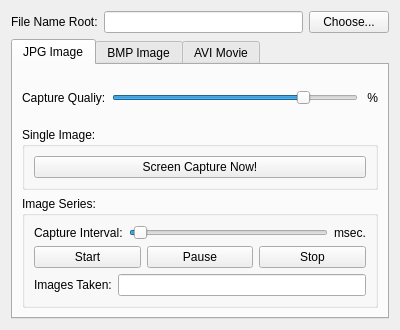
Qt form Plugins/ScreenCapture/ScreenCapture.ui (pengwg/vurtigo) before a commit.
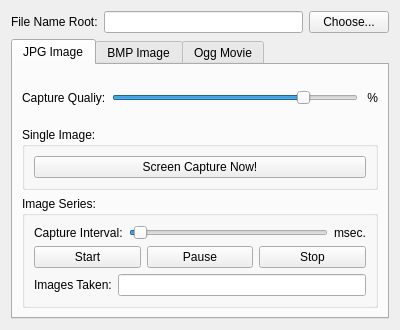
The same form after that commit.

Commit message:
Removed ffmpeg from the code. BugID:644 Analysis:The new video format will be ogg. But this has not yet been implemented.
Resolution:

Reviewed by:

The edit to the form file:
```diff
--- a/Plugins/ScreenCapture/ScreenCapture.ui
+++ b/Plugins/ScreenCapture/ScreenCapture.ui
@@ -324,7 +324,7 @@
      </widget>
      <widget class="QWidget" name="aviMovie">
       <attribute name="title">
-       <string>AVI Movie</string>
+       <string>Ogg Movie</string>
       </attribute>
       <layout class="QVBoxLayout" name="verticalLayout_8">
        <item>
```
Left out of the diff: 2 changed lines with no effect on the pictures. The commit also changes 2 other files.
